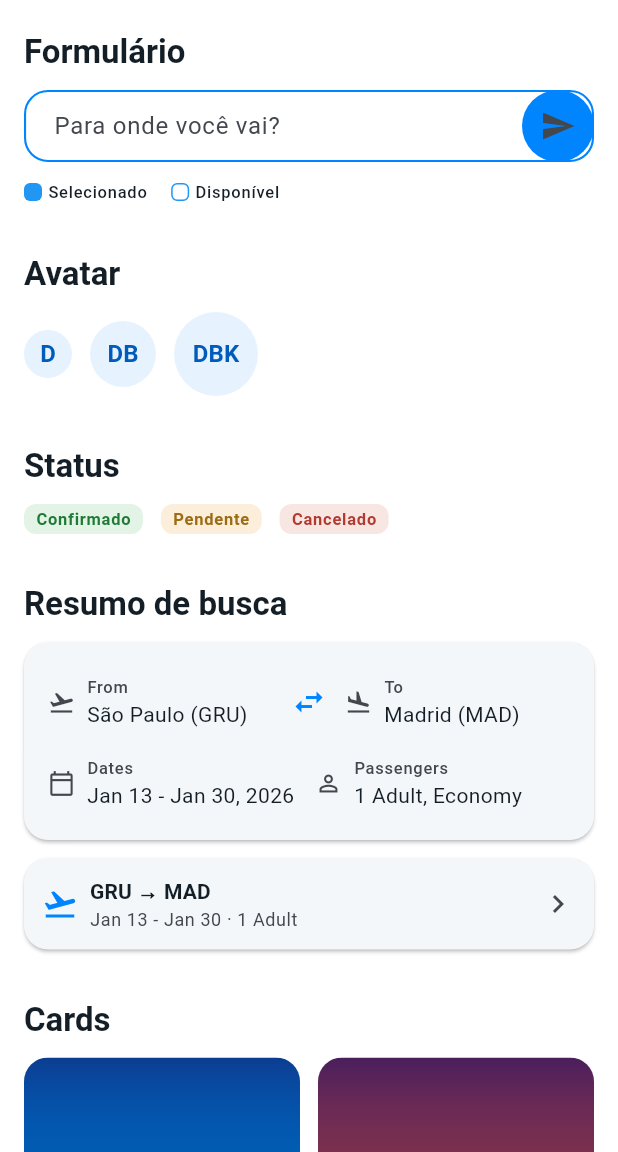
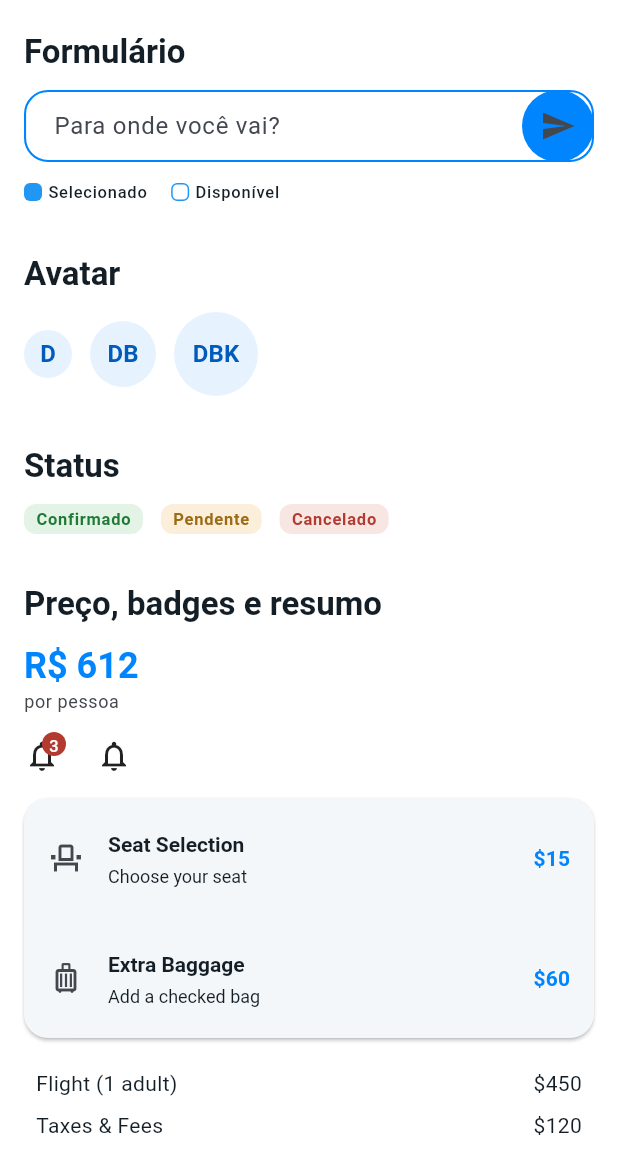
Before and after one commit to diegoferreiracaetano/dbook_mobile, a Flutter app: the screen it shows after launch, scrolled down 576 dp, on a phone screen of 412 x 824 dp, the part 84-1236 px from its top. Run offline on Flutter 3.47's test engine with Material 3 defaults, Android fonts, the phone set to English and light mode, and no system bars; our stand-ins replace google_fonts.

Commit message:
feat(design_system): add price display, badge, priced item, summary row
DbookPriceDisplay (large price + caption), DbookNotificationBadge
(themed Badge that hides at zero), DbookPricedListItem (icon + title
+ description + trailing price) and DbookSummaryRow (label/value pair,
with an emphasized total variant) close checklist items 1.21, 1.21c,
1.21d and 1.21e.

Also fixes DbookTheme's elevatedButtonTheme: it never set background/
foreground colors, so the primary button rendered as Material 3's
tonal default instead of a solid CTA.

```diff
--- a/packages/dbook_design_system/lib/dbook_design_system.dart
+++ b/packages/dbook_design_system/lib/dbook_design_system.dart
@@ -9,12 +9,16 @@ export 'src/components/dbook_flight_result_tile.dart';
 export 'src/components/dbook_inline_status_banner.dart';
 export 'src/components/dbook_legend_item.dart';
 export 'src/components/dbook_loading_indicator.dart';
+export 'src/components/dbook_notification_badge.dart';
+export 'src/components/dbook_price_display.dart';
+export 'src/components/dbook_priced_list_item.dart';
 export 'src/components/dbook_qr_placeholder.dart';
 export 'src/components/dbook_search_field.dart';
 export 'src/components/dbook_seat_cell.dart';
 export 'src/components/dbook_status_badge.dart';
 export 'src/components/dbook_status_placeholder.dart';
 export 'src/components/dbook_success_screen.dart';
+export 'src/components/dbook_summary_row.dart';
 export 'src/components/dbook_trip_summary_card.dart';
 export 'src/tokens/dbook_colors.dart';
 export 'src/tokens/dbook_elevation.dart';
--- /dev/null
+++ b/packages/dbook_design_system/lib/src/components/dbook_notification_badge.dart
@@ -0,0 +1,22 @@
+import 'package:flutter/material.dart';
+
+/// Badge numérico sobreposto a um ícone (ex. contador de notificação no
+/// Drawer/Menu) — tema vem de `badgeTheme`; some sozinho quando [count] é
+/// zero, diferente do [Badge] nativo que sempre desenha um ponto.
+class DbookNotificationBadge extends StatelessWidget {
+  const DbookNotificationBadge({
+    super.key,
+    required this.count,
+    required this.child,
+  });
+
+  final int count;
+  final Widget child;
+
+  @override
+  Widget build(BuildContext context) {
+    if (count <= 0) return child;
+
+    return Badge(label: Text('$count'), child: child);
+  }
+}
--- /dev/null
+++ b/packages/dbook_design_system/lib/src/components/dbook_price_display.dart
@@ -0,0 +1,37 @@
+import 'package:flutter/material.dart';
+
+/// Preço em tipografia grande e em destaque — reusado em Detalhe do voo,
+/// Revisar reserva e Bilhete, com uma legenda opcional (ex. "por pessoa").
+class DbookPriceDisplay extends StatelessWidget {
+  const DbookPriceDisplay({super.key, required this.amount, this.caption});
+
+  final String amount;
+  final String? caption;
+
+  @override
+  Widget build(BuildContext context) {
+    final colorScheme = Theme.of(context).colorScheme;
+    final textTheme = Theme.of(context).textTheme;
+
+    return Column(
+      mainAxisSize: MainAxisSize.min,
+      crossAxisAlignment: CrossAxisAlignment.start,
+      children: [
+        Text(
+          amount,
+          style: textTheme.headlineSmall?.copyWith(
+            color: colorScheme.primary,
+            fontWeight: FontWeight.bold,
+          ),
+        ),
+        if (caption != null)
+          Text(
+            caption!,
+            style: textTheme.bodySmall?.copyWith(
+              color: colorScheme.onSurfaceVariant,
+            ),
+          ),
+      ],
+    );
+  }
+}
--- /dev/null
+++ b/packages/dbook_design_system/lib/src/components/dbook_priced_list_item.dart
@@ -0,0 +1,37 @@
+import 'package:flutter/material.dart';
+
+/// Item de lista com preço em destaque à direita — ex. extras opcionais
+/// (seleção de assento, bagagem) em Passageiro & Extras.
+class DbookPricedListItem extends StatelessWidget {
+  const DbookPricedListItem({
+    super.key,
+    required this.icon,
+    required this.title,
+    required this.price,
+    this.subtitle,
+    this.onTap,
+  });
+
+  final IconData icon;
+  final String title;
+  final String? subtitle;
+  final String price;
+  final VoidCallback? onTap;
+
+  @override
+  Widget build(BuildContext context) {
+    final colorScheme = Theme.of(context).colorScheme;
+
+    return ListTile(
+      onTap: onTap,
+      leading: Icon(icon, color: colorScheme.onSurfaceVariant),
+      title: Text(title),
+      subtitle: subtitle != null ? Text(subtitle!) : null,
+      trailing: Text(
+        price,
+        style: Theme.of(context).textTheme.titleSmall
+            ?.copyWith(color: colorScheme.primary),
+      ),
+    );
+  }
+}
--- /dev/null
+++ b/packages/dbook_design_system/lib/src/components/dbook_summary_row.dart
@@ -0,0 +1,37 @@
+import 'package:flutter/material.dart';
+
+import '../tokens/dbook_spacing.dart';
+
+/// Linha de resumo rótulo↔valor — ex. "Order Summary" no Pagamento ou o
+/// resumo da reserva. Use [emphasize] na linha de total.
+class DbookSummaryRow extends StatelessWidget {
+  const DbookSummaryRow({
+    super.key,
+    required this.label,
+    required this.value,
+    this.emphasize = false,
+  });
+
+  final String label;
+  final String value;
+  final bool emphasize;
+
+  @override
+  Widget build(BuildContext context) {
+    final textTheme = Theme.of(context).textTheme;
+    final style = emphasize
+        ? textTheme.titleMedium?.copyWith(fontWeight: FontWeight.bold)
+        : textTheme.bodyMedium;
+
+    return Padding(
+      padding: const EdgeInsets.symmetric(vertical: DbookSpacing.xs),
+      child: Row(
+        mainAxisAlignment: MainAxisAlignment.spaceBetween,
+        children: [
+          Text(label, style: style),
+          Text(value, style: style),
+        ],
+      ),
+    );
+  }
+}
--- a/packages/dbook_design_system/lib/src/theme/dbook_theme.dart
+++ b/packages/dbook_design_system/lib/src/theme/dbook_theme.dart
@@ -45,6 +45,14 @@ abstract final class DbookTheme {
       extensions: [statusColors],
       elevatedButtonTheme: ElevatedButtonThemeData(
         style: ElevatedButton.styleFrom(
+          backgroundColor: colorScheme.primary,
+          foregroundColor: colorScheme.onPrimary,
+          disabledBackgroundColor: colorScheme.onSurface.withValues(
+            alpha: 0.12,
+          ),
+          disabledForegroundColor: colorScheme.onSurface.withValues(
+            alpha: 0.38,
+          ),
           shape: buttonShape,
           padding: buttonPadding,
           textStyle: textTheme.labelLarge,
@@ -144,6 +152,11 @@ abstract final class DbookTheme {
           vertical: DbookSpacing.xs,
         ),
       ),
+      badgeTheme: BadgeThemeData(
+        backgroundColor: colorScheme.error,
+        textColor: colorScheme.onError,
+        textStyle: textTheme.labelSmall,
+      ),
     );
   }
 }
--- a/packages/dbook_design_system/sample/lib/main.dart
+++ b/packages/dbook_design_system/sample/lib/main.dart
@@ -74,6 +74,7 @@ class ShowcasePage extends StatelessWidget {
             _FormSection(),
             _AvatarSection(),
             _StatusBadgeSection(),
+            _DataDisplaySection(),
             _TripSummaryCardSection(),
             _CardsSection(),
             _FareDateStripSection(),
@@ -293,6 +294,75 @@ class _StatusBadgeSection extends StatelessWidget {
           DbookStatusBadge(status: DbookStatus.confirmed, label: 'Confirmado'),
           DbookStatusBadge(status: DbookStatus.pending, label: 'Pendente'),
           DbookStatusBadge(status: DbookStatus.cancelled, label: 'Cancelado'),
+        ],
+      ),
+    );
+  }
+}
+
+class _DataDisplaySection extends StatelessWidget {
+  const _DataDisplaySection();
+
+  @override
+  Widget build(BuildContext context) {
+    return _Section(
+      title: 'Preço, badges e resumo',
+      child: Column(
+        crossAxisAlignment: CrossAxisAlignment.start,
+        children: [
+          const DbookPriceDisplay(amount: 'R\$ 612', caption: 'por pessoa'),
+          const SizedBox(height: DbookSpacing.lg),
+          const Row(
+            children: [
+              DbookNotificationBadge(
+                count: 3,
+                child: Icon(Icons.notifications_outlined),
+              ),
+              SizedBox(width: DbookSpacing.xl),
+              DbookNotificationBadge(
+                count: 0,
+                child: Icon(Icons.notifications_outlined),
+              ),
+            ],
+          ),
+          const SizedBox(height: DbookSpacing.lg),
+          Card(
+            child: Column(
+              children: [
+                DbookPricedListItem(
+                  icon: Icons.event_seat_outlined,
+                  title: 'Seat Selection',
+                  subtitle: 'Choose your seat',
+                  price: '\$15',
+                  onTap: () {},
+                ),
+                DbookPricedListItem(
+                  icon: Icons.luggage_outlined,
+                  title: 'Extra Baggage',
+                  subtitle: 'Add a checked bag',
+                  price: '\$60',
+                  onTap: () {},
+                ),
+              ],
+            ),
+          ),
+          const SizedBox(height: DbookSpacing.lg),
+          const Padding(
+            padding: EdgeInsets.symmetric(horizontal: DbookSpacing.sm),
+            child: Column(
+              children: [
+                DbookSummaryRow(label: 'Flight (1 adult)', value: '\$450'),
+                DbookSummaryRow(label: 'Taxes & Fees', value: '\$120'),
+                DbookSummaryRow(label: 'Seat Selection', value: '\$15'),
+                Divider(),
+                DbookSummaryRow(
+                  label: 'Total',
+                  value: '\$585',
+                  emphasize: true,
+                ),
+              ],
+            ),
+          ),
         ],
       ),
     );
```
Also changed, not shown: 6 other files.
